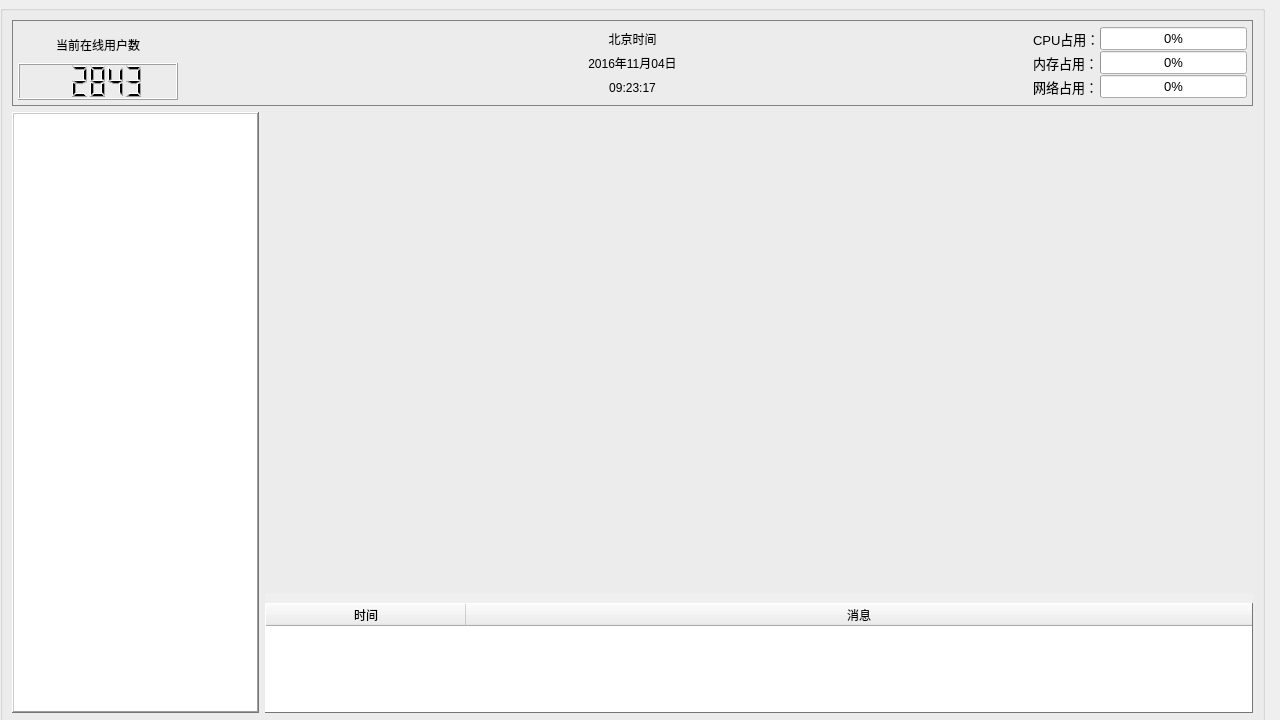
Above: mid/systemmanager_widget.ui from yanghang8612/SMAMMainUI before the change. Below: the same form after it.
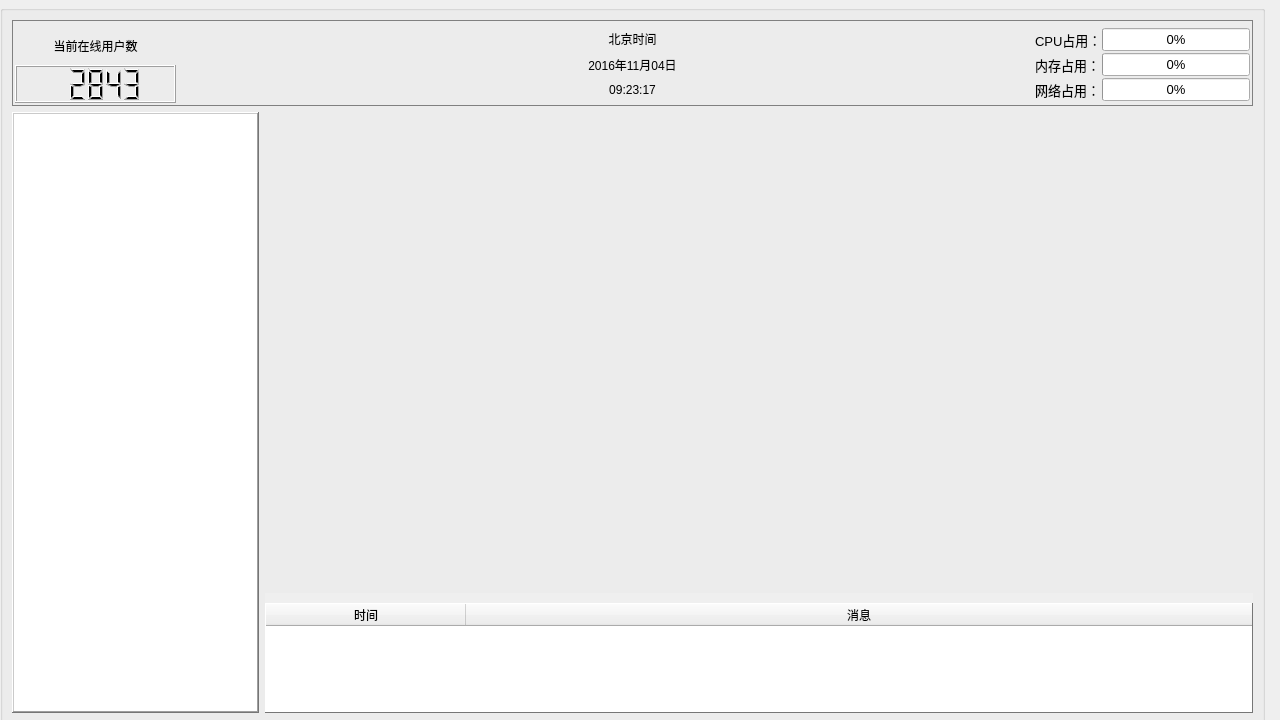
That is the form after the change.

Commit message: When user edit the config xml file, system will check their inputs. Add some other elements to the main monitor widget.

The edit to the form file:
```diff
--- a/mid/systemmanager_widget.ui
+++ b/mid/systemmanager_widget.ui
@@ -10,8 +10,30 @@
     <height>720</height>
    </rect>
   </property>
-  <property name="windowTitle">
-   <string>Form</string>
+  <property name="styleSheet">
+   <string notr="true">QLineEdit {
+  border: 1px solid white;
+  border-radius: 3px;
+}
+QTabWidget QGroupBox {
+  border: 1px solid gray;
+  margin-top: 10px;
+}
+QTabWidget QGroupBox::title {
+  top: -7px;
+  left: 10px;
+}
+QDialog QGroupBox {
+  border: 1px solid gray;
+  margin-top: 10px;
+}
+QDialog QGroupBox::title {
+  top: -7px;
+  left: 10px;
+}
+QDialog {
+  background-color: rgb(240,240,240);
+}</string>
   </property>
   <widget class="QGroupBox" name="verticalGroupBox">
    <property name="geometry">
```
The commit also changes 54 other files.
